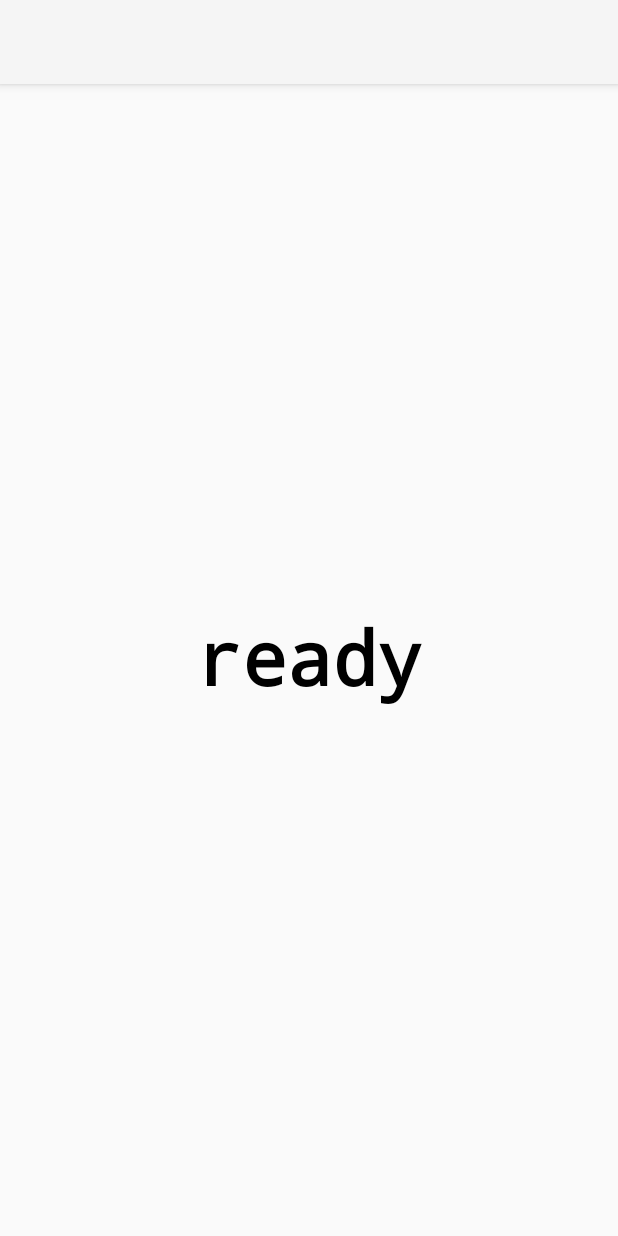
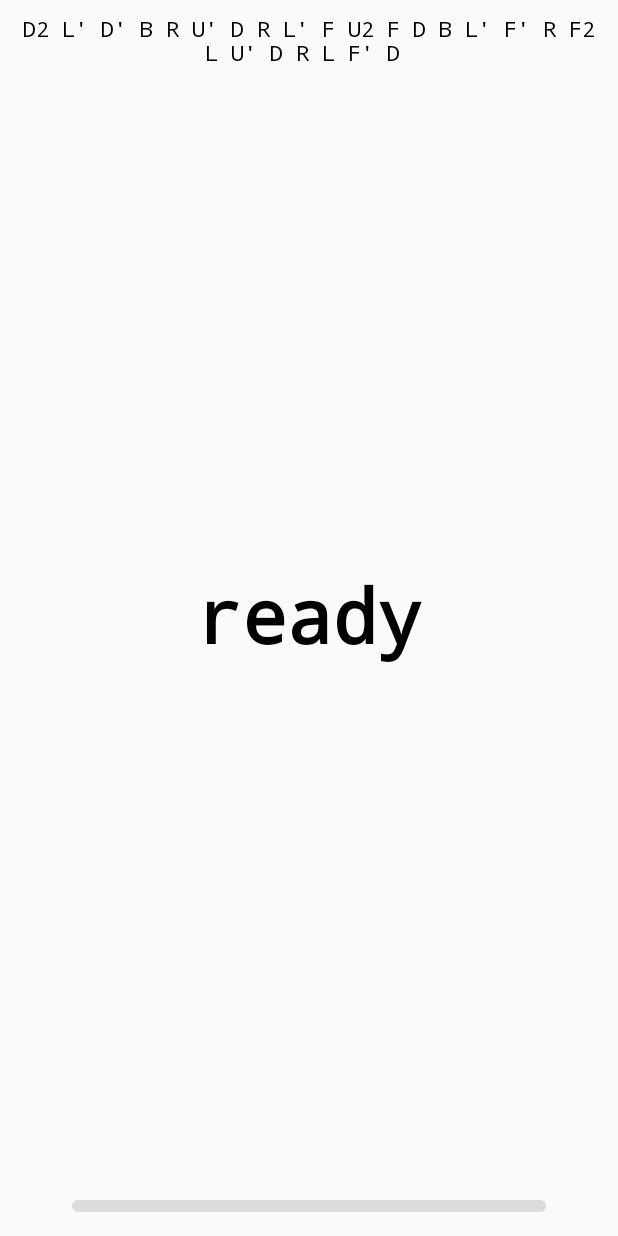
Before and after one commit to LucasAlfare/FLTimer, an Android app built with Jetpack Compose: the screen it shows after launch (MainActivity), on a phone screen of 412 x 824 dp. Run offline under Robolectric (Android 15) with nearby library versions, the phone set to English and light mode, and no system bars.

Commit message:
android app working progress

```diff
--- a/android/src/main/AndroidManifest.xml
+++ b/android/src/main/AndroidManifest.xml
@@ -8,7 +8,7 @@
         android:label="@string/app_name"
         android:roundIcon="@mipmap/ic_launcher_round"
         android:supportsRtl="true"
-        android:theme="@style/Theme.FLTimer">
+        android:theme="@style/Theme.AppCompat.Light.NoActionBar">
         <activity
             android:name=".MainActivity"
             android:exported="true">
--- /dev/null
+++ b/android/src/main/java/lucasalfare/fltimer/android/AndroidApp.kt
@@ -0,0 +1,88 @@
+package lucasalfare.fltimer.android
+
+import androidx.compose.animation.animateContentSize
+import androidx.compose.foundation.layout.*
+import androidx.compose.material.Text
+import androidx.compose.runtime.*
+import androidx.compose.runtime.remember
+import androidx.compose.ui.Alignment
+import androidx.compose.ui.Modifier
+import androidx.compose.ui.layout.onGloballyPositioned
+import androidx.compose.ui.text.font.FontFamily
+import androidx.compose.ui.text.font.FontWeight
+import androidx.compose.ui.text.style.TextAlign
+import androidx.compose.ui.unit.dp
+import androidx.compose.ui.unit.sp
+import lucasalfare.fltimer.core.AppEvent
+import lucasalfare.fltimer.ui.composables.Display
+import lucasalfare.fltimer.ui.composables.Scramble
+import lucasalfare.fltimer.ui.uiComponentsManager
+
+@Composable
+fun AndroidApp() {
+  var sized by remember { mutableStateOf(false) }
+  var shouldHide by remember { mutableStateOf(false) }
+
+  DisposableEffect(true) {
+    val callback = uiComponentsManager.addCallback { appEvent, _ ->
+      when (appEvent) {
+        AppEvent.TimerStarted -> {
+          shouldHide = true
+        }
+
+        AppEvent.TimerFinished -> {
+          shouldHide = false
+        }
+      }
+    }
+
+    onDispose { uiComponentsManager.removeCallback(callback) }
+  }
+
+  Box(
+    modifier = Modifier
+      .fillMaxSize()
+      .onGloballyPositioned {
+        sized = true
+      }
+  ) {
+    if (sized) {
+      Box(
+        modifier = Modifier
+          .align(alignment = Alignment.TopCenter)
+          .getMyNextModifier(shouldHide)
+          .animateContentSize()
+      ) {
+        Scramble()
+      }
+
+      Box(modifier = Modifier.align(Alignment.Center)) {
+        Display()
+      }
+
+      Box(
+        modifier = Modifier
+          .align(Alignment.BottomCenter)
+          .getMyNextModifier(shouldHide)
+      ) {
+        AndroidDetails()
+      }
+    } else {
+      Text(
+        text = "FLTimer v1.0\nloading...",
+        fontSize = 40.sp,
+        fontFamily = FontFamily.Monospace,
+        fontWeight = FontWeight.Bold,
+        textAlign = TextAlign.Center,
+        modifier = Modifier.align(Alignment.Center)
+      )
+    }
+  }
+}
+
+private fun Modifier.getMyNextModifier(toggleableBool: Boolean) = this.then(
+  if (toggleableBool)
+    Modifier.size(0.dp)
+  else
+    Modifier.wrapContentSize()
+)
--- /dev/null
+++ b/android/src/main/java/lucasalfare/fltimer/android/AndroidDetails.kt
@@ -0,0 +1,156 @@
+package lucasalfare.fltimer.android
+
+import androidx.compose.animation.animateContentSize
+import androidx.compose.foundation.background
+import androidx.compose.foundation.clickable
+import androidx.compose.foundation.interaction.MutableInteractionSource
+import androidx.compose.foundation.layout.*
+import androidx.compose.foundation.shape.RoundedCornerShape
+import androidx.compose.material.Button
+import androidx.compose.material.Divider
+import androidx.compose.material.Text
+import androidx.compose.runtime.*
+import androidx.compose.ui.Alignment
+import androidx.compose.ui.Modifier
+import androidx.compose.ui.draw.clip
+import androidx.compose.ui.graphics.Color
+import androidx.compose.ui.unit.dp
+import lucasalfare.fltimer.ui.composables.SessionController
+import lucasalfare.fltimer.ui.composables.TimesList
+
+@Composable
+fun AndroidDetails() {
+  var hidden by remember { mutableStateOf(true) }
+
+  Box(
+    modifier = Modifier
+      .then(
+        if (hidden)
+          Modifier.size(0.dp)
+        else
+          Modifier.fillMaxSize()
+      )
+      .animateContentSize()
+  ) {
+    ExpandedDetails(onToggle = { hidden = true })
+  }
+
+  Box(
+    modifier = Modifier
+      .then(
+        if (hidden)
+          Modifier.fillMaxSize()
+        else
+          Modifier.size(0.dp)
+      )
+      .animateContentSize()
+  ) {
+    Box(
+      modifier = Modifier
+        .align(Alignment.BottomCenter)
+        .fillMaxWidth()
+        .clickable {
+          hidden = false
+        }
+    ) {
+      Divider(
+        thickness = 8.dp,
+        modifier = Modifier
+          .padding(start = 48.dp, end = 48.dp, top = 16.dp, bottom = 16.dp)
+          .clip(RoundedCornerShape(5.dp))
+      )
+    }
+  }
+}
+
+/**
+ * TODO: make back press button do `onToggle()`
+ */
+@Composable
+private fun ExpandedDetails(onToggle: () -> Unit = {}) {
+  val interactionSource = remember { MutableInteractionSource() }
+  var showingSolves by remember { mutableStateOf(true) }
+
+  // outer
+  Box(
+    modifier = Modifier
+      .fillMaxSize()
+      .background(Color.Gray.copy(alpha = 0.5f))
+      .clickable(
+        indication = null,
+        interactionSource = interactionSource,
+      ) {
+        onToggle()
+      }
+  ) {
+    // inner
+    Box(
+      modifier = Modifier
+        .clip(RoundedCornerShape(topStart = 12.dp, topEnd = 12.dp))
+        .align(Alignment.BottomStart)
+        .background(Color.White)
+        .clickable(
+          indication = null,
+          interactionSource = interactionSource,
+          onClick = { /*pass*/ }
+        )
+    ) {
+      Column(
+        horizontalAlignment = Alignment.CenterHorizontally,
+        modifier = Modifier
+          .padding(8.dp)
+      ) {
+        Row {
+          Button(
+            onClick = { showingSolves = true },
+            enabled = !showingSolves
+          ) {
+            Text(text = "Times")
+          }
+
+          Button(
+            onClick = { showingSolves = false },
+            enabled = showingSolves
+          ) {
+            Text(text = "Stats")
+          }
+        }
+
+        Box(
+          modifier = Modifier
+            .fillMaxWidth()
+            .height(350.dp)
+        ) {
+          Box(
+            modifier = Modifier
+              .then(
+                if (showingSolves)
+                  Modifier.wrapContentSize()
+                else
+                  Modifier.size(0.dp)
+              )
+              .animateContentSize()
+          ) {
+            Column(horizontalAlignment = Alignment.CenterHorizontally) {
+              SessionController()
+              TimesList()
+            }
+          }
+
+          Box(
+            modifier = Modifier
+              .then(
+                if (!showingSolves)
+                  Modifier.wrapContentSize()
+                else
+                  Modifier.size(0.dp)
+              )
+              .animateContentSize()
+          ) {
+            Text(text = "BILUUUUUUUUUUUU")
+          }
+        }
+      }
+    }
+  }
+}
--- a/android/src/main/java/lucasalfare/fltimer/android/MainActivity.kt
+++ b/android/src/main/java/lucasalfare/fltimer/android/MainActivity.kt
@@ -1,17 +1,14 @@
 package lucasalfare.fltimer.android
 
 import android.os.Bundle
-import android.widget.Toast
 import androidx.activity.compose.setContent
 import androidx.appcompat.app.AppCompatActivity
 import androidx.compose.foundation.gestures.detectTapGestures
 import androidx.compose.foundation.layout.Box
 import androidx.compose.foundation.layout.fillMaxSize
 import androidx.compose.runtime.LaunchedEffect
-import androidx.compose.ui.Alignment
 import androidx.compose.ui.Modifier
 import androidx.compose.ui.input.pointer.pointerInput
-import androidx.compose.ui.platform.LocalContext
 import lucasalfare.fltimer.core.AppEvent
 import lucasalfare.fltimer.core.configuration.ConfigurationManager
 import lucasalfare.fltimer.core.data.SolvesManager
@@ -20,7 +17,6 @@ import lucasalfare.fltimer.core.getCurrentTime
 import lucasalfare.fltimer.core.scramble.ScrambleManager
 import lucasalfare.fltimer.core.setupManagers
 import lucasalfare.fltimer.core.timer.TimerManager
-import lucasalfare.fltimer.ui.composables.Display
 import lucasalfare.fltimer.ui.uiComponentsManager
 
 class MainActivity : AppCompatActivity() {
@@ -34,7 +30,10 @@ class MainActivity : AppCompatActivity() {
             detectTapGestures(onPress = {
               uiComponentsManager.notifyListeners(AppEvent.TimerToggleDown, getCurrentTime())
               if (tryAwaitRelease()) {
-                                uiComponentsManager.notifyListeners(AppEvent.TimerToggleUp, getCurrentTime())
+                uiComponentsManager.notifyListeners(
+                  AppEvent.TimerToggleUp,
+                  getCurrentTime()
+                )
               }
             })
           }
@@ -50,10 +49,8 @@ class MainActivity : AppCompatActivity() {
           )
         }
 
-                Box(modifier = Modifier.align(Alignment.Center)) {
-                    Display()
+        AndroidApp()
       }
     }
   }
 }
-}
--- /dev/null
+++ b/android/src/main/res/values/strings.xml
@@ -0,0 +1,4 @@
+<?xml version="1.0" encoding="utf-8"?>
+<resources>
+    <string name="app_name">FLTimer</string>
+</resources>
--- a/core/src/main/kotlin/lucasalfare/fltimer/core/EventListening.kt
+++ b/core/src/main/kotlin/lucasalfare/fltimer/core/EventListening.kt
@@ -121,7 +121,22 @@ enum class AppEvent {
    */
   ConfigsUpdate,
 
-  EmptyEvent
+  EmptyEvent,
+
+  /**
+   * TODO
+   */
+  SolvesUpdateRequest,
+
+  /**
+   * TODO
+   */
+  RequestScrambleGenerated,
+
+  /**
+   * TODO
+   */
+  SessionsRequestUpdate
 }
 
 /**
--- a/core/src/main/kotlin/lucasalfare/fltimer/core/data/SolvesManager.kt
+++ b/core/src/main/kotlin/lucasalfare/fltimer/core/data/SolvesManager.kt
@@ -22,6 +22,10 @@ class SolvesManager : Listenable(), EventListener {
 
   override fun onEvent(event: AppEvent, data: Any?) {
     when (event) {
+      SolvesUpdateRequest -> {
+        notifyListeners(SolvesUpdate, currentSolves)
+      }
+
       SessionsUpdate -> {
         val props = data as Array<*>
         val currentSessionName = props[0] as String
--- a/core/src/main/kotlin/lucasalfare/fltimer/core/data/session/SessionManager.kt
+++ b/core/src/main/kotlin/lucasalfare/fltimer/core/data/session/SessionManager.kt
@@ -19,7 +19,7 @@ class SessionManager : Listenable(), EventListener {
     sessions[StandardSessionName] = Session(StandardSessionName)
     currentSession = sessions[StandardSessionName]!!
 
-    tmpCreateSession("bilu teteia", 500)
+    tmpCreateSession("bilu teteia", 100)
     tmpCreateSession("repetiliano", 27)
   }
 
@@ -29,7 +29,7 @@ class SessionManager : Listenable(), EventListener {
     )
 
     repeat(nSolves) {
-      testSession.solves += Solve(time = 500 + Random.nextLong(120000))
+      testSession.solves += Solve(time = 100 + Random.nextLong(60_000))
     }
 
     sessions[testSession.name] = testSession
@@ -41,6 +41,10 @@ class SessionManager : Listenable(), EventListener {
 
   override fun onEvent(event: AppEvent, data: Any?) {
     when (event) {
+      AppEvent.SessionsRequestUpdate -> {
+        notifyListeners(AppEvent.SessionsUpdate, arrayOf(currentSession.name, sessions))
+      }
+
       AppEvent.SessionSwitch -> {
         val targetSessionName = data as String
         if (targetSessionName != currentSession.name) {
--- a/core/src/main/kotlin/lucasalfare/fltimer/core/scramble/ScrambleManager.kt
+++ b/core/src/main/kotlin/lucasalfare/fltimer/core/scramble/ScrambleManager.kt
@@ -22,9 +22,17 @@ class ScrambleManager : Listenable(), EventListener {
 
   override fun onEvent(event: AppEvent, data: Any?) {
     when (event) {
+      AppEvent.RequestScrambleGenerated -> {
+        notifyListeners(
+          AppEvent.ScrambleGenerated,
+          arrayOf(lastScramble, currentScramble)
+        )
+      }
+
       AppEvent.TimerFinished -> {
         genScramble()
       }
+
       AppEvent.TimerReady -> { //only propagates the scrambles when timer says READY
         notifyListeners(
           AppEvent.ScrambleGenerated,
--- a/ui/src/main/kotlin/lucasalfare/fltimer/ui/composables/FullScreenComposable.kt
+++ b/ui/src/main/kotlin/lucasalfare/fltimer/ui/composables/FullScreenComposable.kt
@@ -6,10 +6,13 @@ import androidx.compose.foundation.interaction.MutableInteractionSource
 import androidx.compose.foundation.layout.Box
 import androidx.compose.foundation.layout.BoxScope
 import androidx.compose.foundation.layout.fillMaxSize
+import androidx.compose.foundation.shape.RoundedCornerShape
 import androidx.compose.runtime.*
 import androidx.compose.ui.Alignment
 import androidx.compose.ui.Modifier
+import androidx.compose.ui.draw.clip
 import androidx.compose.ui.graphics.Color
+import androidx.compose.ui.unit.dp
 
 /**
  * Enum class representing the only two different states that a full screen composable can have.
@@ -144,6 +147,7 @@ fun FullScreen(
           interactionSource = interactionSource,
           indication = null
         ) { /* pass */ }
+        .clip(RoundedCornerShape(5.dp))
         .background(innerBoxBackground)
     ) {
       fullScreenContent()
--- a/ui/src/main/kotlin/lucasalfare/fltimer/ui/composables/Scramble.kt
+++ b/ui/src/main/kotlin/lucasalfare/fltimer/ui/composables/Scramble.kt
@@ -1,15 +1,23 @@
 package lucasalfare.fltimer.ui.composables
 
+import androidx.compose.foundation.layout.Box
+import androidx.compose.foundation.layout.padding
 import androidx.compose.material.Text
 import androidx.compose.runtime.*
+import androidx.compose.ui.Modifier
 import androidx.compose.ui.text.font.FontFamily
 import androidx.compose.ui.text.style.TextAlign
+import androidx.compose.ui.unit.dp
 import lucasalfare.fltimer.core.AppEvent
 import lucasalfare.fltimer.ui.uiComponentsManager
 
 @Composable
 fun Scramble() {
-  var text by remember { mutableStateOf("[not loaded yet]") }
+  var text by remember { mutableStateOf("loading....") }
+
+  LaunchedEffect(true) {
+    uiComponentsManager.notifyListeners(AppEvent.RequestScrambleGenerated)
+  }
 
   DisposableEffect(true) {
     val callback = uiComponentsManager.addCallback { appEvent, data ->
@@ -24,9 +32,14 @@ fun Scramble() {
     onDispose { uiComponentsManager.removeCallback(callback) }
   }
 
-  Text(
-    text = text,
-    textAlign = TextAlign.Center,
-    fontFamily = FontFamily.Monospace
-  )
+  Box(
+    modifier = Modifier
+      .padding(12.dp)
+  ) {
+    Text(
+      text = text,
+      textAlign = TextAlign.Center,
+      fontFamily = FontFamily.Monospace
+    )
+  }
 }
--- a/ui/src/main/kotlin/lucasalfare/fltimer/ui/composables/SessionController.kt
+++ b/ui/src/main/kotlin/lucasalfare/fltimer/ui/composables/SessionController.kt
@@ -25,6 +25,10 @@ import lucasalfare.fltimer.ui.uiComponentsManager
 fun SessionController() {
   var sessions by remember { mutableStateOf(mutableMapOf<String, Session>()) }
   var currentSessionName by remember { mutableStateOf("") }
+
+  LaunchedEffect(true) {
+    uiComponentsManager.notifyListeners(AppEvent.SessionsRequestUpdate)
+  }
 
   DisposableEffect(true) {
     val callback = uiComponentsManager.addCallback { appEvent, data ->
--- a/ui/src/main/kotlin/lucasalfare/fltimer/ui/composables/TimesListItem.kt
+++ b/ui/src/main/kotlin/lucasalfare/fltimer/ui/composables/TimesListItem.kt
@@ -11,22 +11,30 @@ import androidx.compose.ui.Modifier
 import androidx.compose.ui.draw.clip
 import androidx.compose.ui.draw.shadow
 import androidx.compose.ui.graphics.Color
+import androidx.compose.ui.text.TextStyle
 import androidx.compose.ui.text.font.FontFamily
 import androidx.compose.ui.text.font.FontWeight
 import androidx.compose.ui.unit.dp
+import lucasalfare.fltimer.core.AppEvent
+import lucasalfare.fltimer.core.data.Penalty
 import lucasalfare.fltimer.core.data.Solve
+import lucasalfare.fltimer.ui.WastebasketCharacter
+import lucasalfare.fltimer.ui.uiComponentsManager
 
 @Composable
 fun TimesListItem(index: Int, solve: Solve) {
-  var localFullScreenState by remember { mutableStateOf(FullScreenState.Inactive) }
-
   Box(
     modifier = Modifier
       .fillMaxWidth()
       .clickable {
-        localFullScreenState = FullScreenState.Active
+
       }
-      .padding(8.dp)
+      .padding(
+        start = 12.dp,
+        end = 12.dp,
+        top = 24.dp,
+        bottom = 24.dp
+      )
   ) {
     Text(modifier = Modifier.align(Alignment.CenterStart), text = "${index + 1})")
     Text(
@@ -36,40 +44,4 @@ fun TimesListItem(index: Int, solve: Solve) {
       fontFamily = FontFamily.Monospace
     )
   }
-
-  if (localFullScreenState == FullScreenState.Active) {
-    val tmpState = LocalMutableFullScreenState.current
-
-    LocalFullScreenComposableReference.current.composableReference = {
-      FullScreen(
-        innerBoxFillsMaxSize = false
-      ) {
-        Column(
-          modifier = Modifier
-            .align(Alignment.Center)
-            .background(Color.White)
-            .padding(18.dp)
-        ) {
-          Text(
-            text = solve.getDisplayableRepresentation(),
-            fontWeight = FontWeight.Bold,
-            modifier = Modifier.padding(8.dp)
-          )
-
-          TextField(value = solve.scramble, onValueChange = {})
-
-          Button(
-            onClick = {
-              tmpState.state.value = FullScreenState.Inactive
-            }
-          ) {
-            Text("Dismiss")
-          }
-        }
-      }
-    }
-
-    tmpState.state.value = localFullScreenState
-    localFullScreenState = FullScreenState.Inactive
-  }
 }
```
Also changed, not shown: 2 other files. Lines whose indentation alone changed are shown as unchanged.
